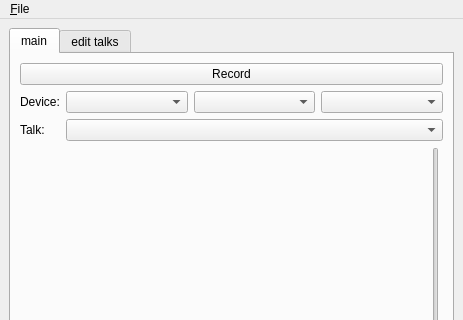
This is src/freeseer_ui_qt.ui in Freeseer/freeseer as Qt 5 draws it before an edit; both pictures show x 0 to 463 and y 0 to 320 of the 463 by 509 pixel window. The edited form follows.
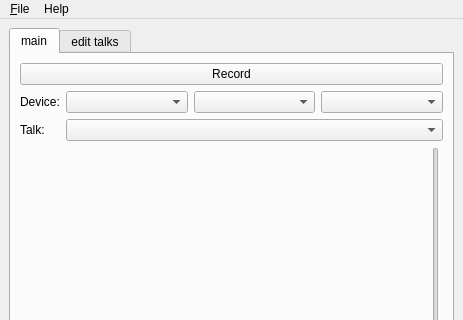
This is the edited form.

Commit message: Added an about dialog, and a temporary logo.

```diff
--- a/src/freeseer_ui_qt.ui
+++ b/src/freeseer_ui_qt.ui
@@ -199,7 +199,7 @@
      <x>0</x>
      <y>0</y>
      <width>463</width>
-     <height>20</height>
+     <height>25</height>
     </rect>
    </property>
    <widget class="QMenu" name="menuFile">
@@ -208,7 +208,14 @@
     </property>
     <addaction name="actionExit"/>
    </widget>
+   <widget class="QMenu" name="menuHelp">
+    <property name="title">
+     <string>Help</string>
+    </property>
+    <addaction name="actionAbout"/>
+   </widget>
    <addaction name="menuFile"/>
+   <addaction name="menuHelp"/>
   </widget>
   <widget class="QStatusBar" name="statusbar"/>
   <action name="actionExit">
```
Left out of the diff: 5 changed lines with no effect on the pictures. The commit also changes 5 other files.
